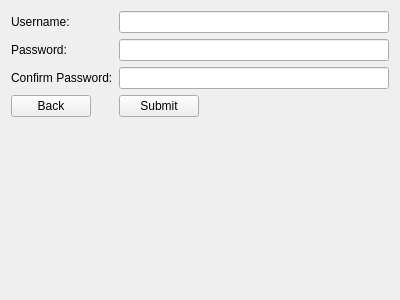
Above: GUI/newuser.ui from Laucksy/CS-205-Project before the change. Below: the same form after it.
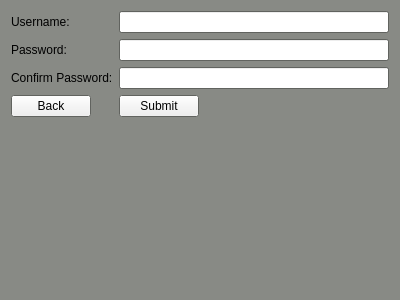
That is the form after the change.

Commit message: Fixed GUI colors and deleting feedback

Patch:
```diff
--- a/GUI/newuser.ui
+++ b/GUI/newuser.ui
@@ -10,6 +10,70 @@
     <height>300</height>
    </rect>
   </property>
+  <property name="palette">
+   <palette>
+    <active>
+     <colorrole role="Base">
+      <brush brushstyle="SolidPattern">
+       <color alpha="255">
+        <red>255</red>
+        <green>255</green>
+        <blue>255</blue>
+       </color>
+      </brush>
+     </colorrole>
+     <colorrole role="Window">
+      <brush brushstyle="SolidPattern">
+       <color alpha="255">
+        <red>136</red>
+        <green>138</green>
+        <blue>133</blue>
+       </color>
+      </brush>
+     </colorrole>
+    </active>
+    <inactive>
+     <colorrole role="Base">
+      <brush brushstyle="SolidPattern">
+       <color alpha="255">
+        <red>255</red>
+        <green>255</green>
+        <blue>255</blue>
+       </color>
+      </brush>
+     </colorrole>
+     <colorrole role="Window">
+      <brush brushstyle="SolidPattern">
+       <color alpha="255">
+        <red>136</red>
+        <green>138</green>
+        <blue>133</blue>
+       </color>
+      </brush>
+     </colorrole>
+    </inactive>
+    <disabled>
+     <colorrole role="Base">
+      <brush brushstyle="SolidPattern">
+       <color alpha="255">
+        <red>136</red>
+        <green>138</green>
+        <blue>133</blue>
+       </color>
+      </brush>
+     </colorrole>
+     <colorrole role="Window">
+      <brush brushstyle="SolidPattern">
+       <color alpha="255">
+        <red>136</red>
+        <green>138</green>
+        <blue>133</blue>
+       </color>
+      </brush>
+     </colorrole>
+    </disabled>
+   </palette>
+  </property>
   <property name="windowTitle">
    <string>Form</string>
   </property>
```
The commit also changes 22 other files.
